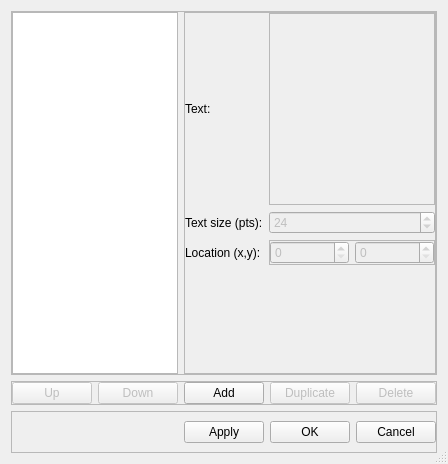
Old version of the form src/DialogEditAnnotations.ui in the repository gdevic/Z80Explorer.
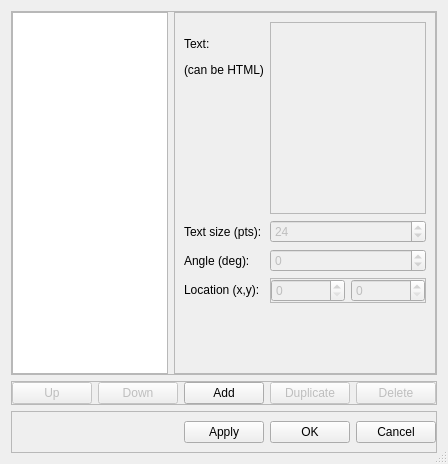
New version of the form.

Commit message: Adding angle property to annotations

The edit to the form file:
```diff
--- a/src/DialogEditAnnotations.ui
+++ b/src/DialogEditAnnotations.ui
@@ -53,34 +53,22 @@
         <property name="frameShadow">
          <enum>QFrame::Raised</enum>
         </property>
-        <layout class="QGridLayout" name="gridLayout">
-         <property name="leftMargin">
-          <number>0</number>
-         </property>
-         <property name="topMargin">
-          <number>0</number>
-         </property>
-         <property name="rightMargin">
-          <number>0</number>
-         </property>
-         <property name="bottomMargin">
-          <number>0</number>
-         </property>
-         <item row="1" column="0">
+        <layout class="QFormLayout" name="formLayout">
+         <item row="0" column="0">
           <widget class="QLabel" name="label_text">
            <property name="text">
-            <string>Text:</string>
+            <string>&lt;html&gt;&lt;head/&gt;&lt;body&gt;&lt;p&gt;Text:&lt;/p&gt;&lt;p&gt;(can be HTML)&lt;/p&gt;&lt;/body&gt;&lt;/html&gt;</string>
            </property>
           </widget>
          </item>
-         <item row="2" column="0">
-          <widget class="QLabel" name="label_size">
-           <property name="text">
-            <string>Text size (pts):</string>
+         <item row="0" column="1">
+          <widget class="QPlainTextEdit" name="textEdit">
+           <property name="enabled">
+            <bool>false</bool>
            </property>
           </widget>
          </item>
-         <item row="2" column="1">
+         <item row="3" column="1">
           <widget class="QSpinBox" name="spinSize">
            <property name="enabled">
             <bool>false</bool>
@@ -99,21 +87,37 @@
            </property>
           </widget>
          </item>
-         <item row="1" column="1">
-          <widget class="QPlainTextEdit" name="textEdit">
+         <item row="4" column="0">
+          <widget class="QLabel" name="label_angle">
+           <property name="text">
+            <string>Angle (deg):</string>
+           </property>
+          </widget>
+         </item>
+         <item row="4" column="1">
+          <widget class="QSpinBox" name="spinAngle">
            <property name="enabled">
             <bool>false</bool>
            </property>
+           <property name="minimum">
+            <number>-90</number>
+           </property>
+           <property name="maximum">
+            <number>90</number>
+           </property>
+           <property name="singleStep">
+            <number>45</number>
+           </property>
           </widget>
          </item>
-         <item row="3" column="0">
+         <item row="6" column="0">
           <widget class="QLabel" name="label_location">
            <property name="text">
             <string>Location (x,y):</string>
            </property>
           </widget>
          </item>
-         <item row="3" column="1">
+         <item row="6" column="1">
           <widget class="QFrame" name="frame_location">
            <property name="frameShape">
             <enum>QFrame::StyledPanel</enum>
@@ -163,7 +167,7 @@
            </layout>
           </widget>
          </item>
-         <item row="4" column="1">
+         <item row="8" column="1">
           <spacer name="verticalSpacer">
            <property name="orientation">
             <enum>Qt::Vertical</enum>
@@ -176,6 +180,13 @@
            </property>
           </spacer>
          </item>
+         <item row="3" column="0">
+          <widget class="QLabel" name="label_size">
+           <property name="text">
+            <string>Text size (pts):</string>
+           </property>
+          </widget>
+         </item>
         </layout>
        </widget>
       </item>
```
The commit also changes 4 other files.
